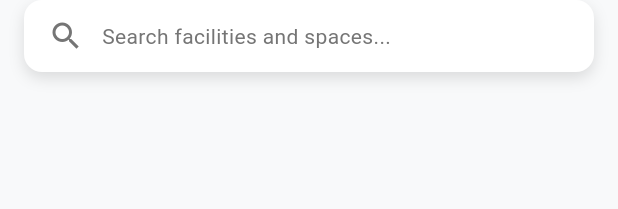
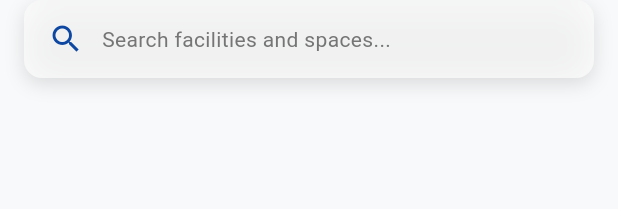
Before and after one commit to Ethanolbicarbonate/westigov2, a Flutter app: the MapSearchBar widget shown alone on an empty page, opened directly with empty values, on a phone screen of 412 x 824 dp. Shown: the top 209 px of the screen. Run offline on Flutter 3.47's test engine with Material 3 defaults, Android fonts, the phone set to English and light mode, and no system bars; our stand-ins replace flutter_map, flutter_riverpod, flutter_svg, image_picker, latlong2, supabase_flutter; missing offline and left inert: string_similarity; accounts and stored records are empty.

Commit message:
Add map recenter button and update search bar UI
Introduces a floating action button to recenter the map on the main screen. Refactors the map search bar to use a glassmorphic effect, updates icon color, and improves styling for better visual integration.

```diff
--- a/lib/widgets/map_search_bar.dart
+++ b/lib/widgets/map_search_bar.dart
@@ -1,5 +1,7 @@
 import 'package:flutter/material.dart';
+import 'package:westigo/config/theme.dart';
 import 'package:westigo/utils/constants.dart';
+import 'dart:ui';
 
 class MapSearchBar extends StatelessWidget {
   final VoidCallback onTap;
@@ -11,40 +13,40 @@ class MapSearchBar extends StatelessWidget {
     return GestureDetector(
       onTap: onTap,
       child: Container(
-        margin: const EdgeInsets.fromLTRB(
-          AppSizes.paddingM,
-          0,
-          AppSizes.paddingM,
-          AppSizes.paddingL
-        ),
-        padding: const EdgeInsets.symmetric(
-          horizontal: AppSizes.paddingM,
-          vertical: 12
-        ),
+        margin: const EdgeInsets.fromLTRB(AppSizes.paddingM, 0, AppSizes.paddingM, AppSizes.paddingL),
+        // Remove padding here, move inside glass container
         decoration: BoxDecoration(
-          color: Colors.white,
           borderRadius: BorderRadius.circular(AppSizes.radiusM),
           boxShadow: const [
             BoxShadow(
               color: Colors.black12,
-              blurRadius: 8,
+              blurRadius: 10,
               offset: Offset(0, 4),
             ),
           ],
         ),
+        child: ClipRRect(
+          borderRadius: BorderRadius.circular(AppSizes.radiusM),
+          child: BackdropFilter(
+            filter: ImageFilter.blur(sigmaX: 10, sigmaY: 10),
+            child: Container(
+              padding: const EdgeInsets.symmetric(horizontal: AppSizes.paddingM, vertical: 14),
+              color: Colors.white.withValues(alpha: 0.60), // Semi-transparent white
               child: Row(
                 children: [
-            const Icon(Icons.search, color: AppColors.textLight),
+                  const Icon(Icons.search, color: AppColors.primary), // Changed to Primary color
                   const SizedBox(width: 12),
                   Text(
                     'Search facilities and spaces...',
                     style: Theme.of(context).textTheme.bodyMedium?.copyWith(
-                    color: AppColors.textLight,
+                          color: AppTheme.textMedium,
                         ),
                   ),
                 ],
               ),
             ),
+          ),
+        ),
+      ),
     );
-  }
-}
+  }}
```
Also changed, not shown: lib/screens/map/map_screen.dart (+13 -3 lines), lib/widgets/map_recenter_button.dart (added, +20 -0 lines). Lines whose indentation alone changed are shown as unchanged.
